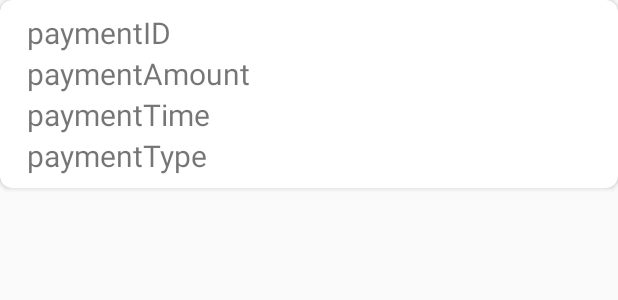
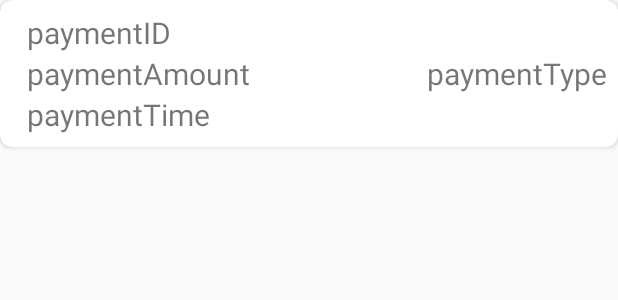
Before and after one commit to rohankumar50/PayTapApp, an Android app: the layout transactions_cardview.xml on its own in the app's theme, with its tools: preview values and no code run, on a phone screen of 412 x 824 dp. Shown: the top 300 px of the screen. Run offline under Robolectric (Android 15) with nearby library versions, the phone set to English and light mode, and no system bars; network calls fail.

Commit message:
Bug Fixes: Position of Text

```diff
--- a/app/src/main/res/layout/transactions_cardview.xml
+++ b/app/src/main/res/layout/transactions_cardview.xml
@@ -20,28 +20,35 @@
         android:id="@+id/transaction_cardView_paymentID"
         android:text="paymentID"
         android:textSize="20sp"/>
+    <LinearLayout
+        android:layout_width="match_parent"
+        android:layout_height="wrap_content"
+        android:orientation="horizontal">
     <TextView
         android:layout_marginStart="10dp"
-        android:layout_width="match_parent"
+        android:layout_width="wrap_content"
         android:layout_height="wrap_content"
         android:id="@+id/transaction_cardView_paymentAmount"
         android:text="paymentAmount"
         android:textSize="20sp"/>
 
+
     <TextView
         android:layout_marginStart="10dp"
         android:layout_width="match_parent"
         android:layout_height="wrap_content"
+        android:textAlignment="viewEnd"
         android:id="@+id/transaction_cardView_paymentType"
-        android:text="paymentTime"
+        android:text="paymentType"
         android:textSize="20sp"/>
+    </LinearLayout>
 
     <TextView
         android:layout_marginStart="10dp"
         android:layout_width="match_parent"
         android:layout_height="wrap_content"
         android:id="@+id/transaction_cardView_paymentTime"
-        android:text="paymentType"
+        android:text="paymentTime"
         android:textSize="20sp"/>
 
 
```
